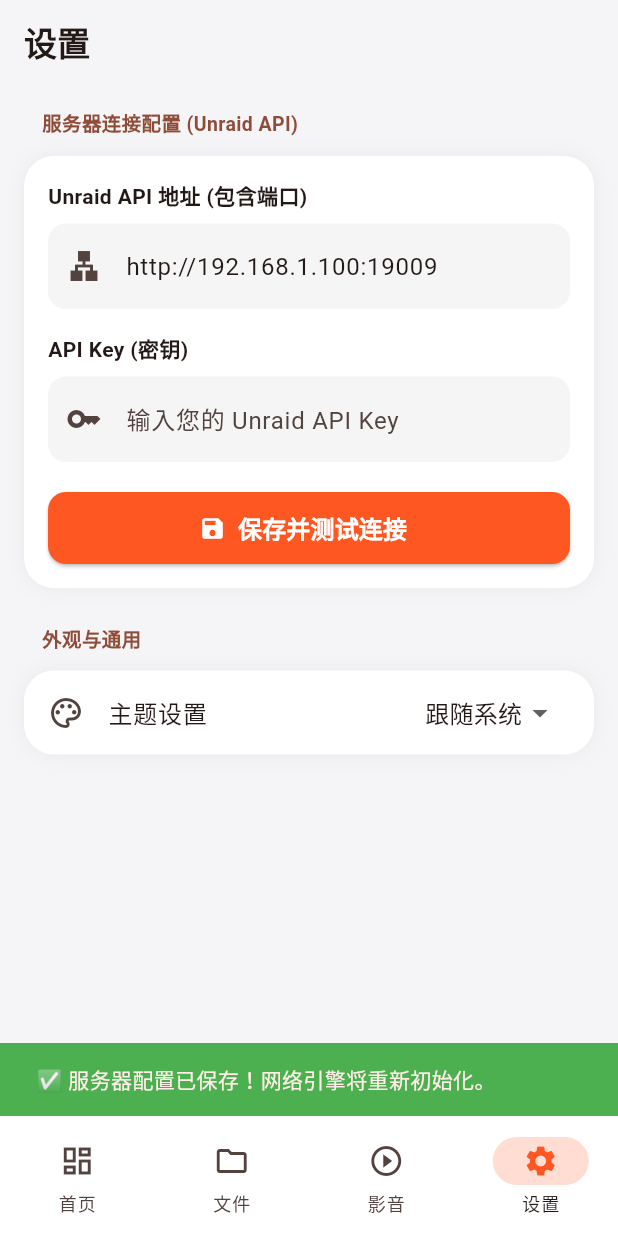
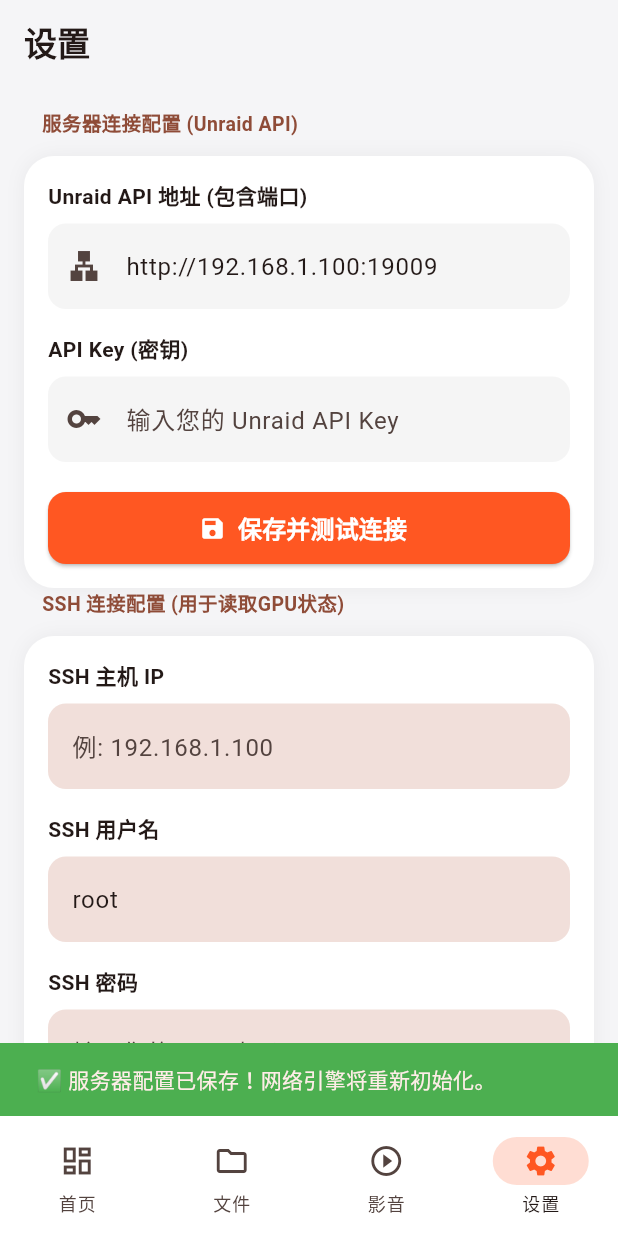
Before and after one commit to wangzh6859/Unraid-APP, a Flutter app: the screen it shows after launch, item 4 of the bottom bar chosen, after a tap on "保存并测试连接", on a phone screen of 412 x 824 dp. Run offline on Flutter 3.47's test engine with Material 3 defaults, Android fonts, the phone set to English and light mode, and no system bars; our stand-ins replace dio, shared_preferences; missing offline and left inert: dartssh2; network calls fail; statements that could not run were skipped.

Commit message:
Feat: Add SSH integration (dartssh2) to fetch real GPU usage

```diff
--- a/lib/main.dart
+++ b/lib/main.dart
@@ -184,7 +184,7 @@ class DashboardView extends StatelessWidget {
                 children: [
                   Expanded(child: _buildSquareCard(context, 'CPU', serverProvider.cpuUsage, '45°C', Icons.memory, Colors.blue)),
                   const SizedBox(width: 12),
-                  Expanded(child: _buildSquareCard(context, 'GPU', '8%', 'NVDEC 待机', Icons.developer_board, Colors.green)),
+                  Expanded(child: _buildSquareCard(context, 'GPU', serverProvider.gpuUsage, serverProvider.gpuTemp, Icons.developer_board, Colors.green)),
                 ],
               ),
               const SizedBox(height: 12),
@@ -680,6 +680,9 @@ class SettingsView extends StatefulWidget {
 class _SettingsViewState extends State<SettingsView> {
   final TextEditingController _ipController = TextEditingController();
   final TextEditingController _keyController = TextEditingController();
+  final TextEditingController _sshHostController = TextEditingController();
+  final TextEditingController _sshUserController = TextEditingController();
+  final TextEditingController _sshPassController = TextEditingController();
   bool _isSaving = false;
 
   @override
@@ -693,6 +696,9 @@ class _SettingsViewState extends State<SettingsView> {
     setState(() {
       _ipController.text = prefs.getString('unraid_ip') ?? 'http://192.168.1.100:19009';
       _keyController.text = prefs.getString('unraid_api_key') ?? '';
+      _sshHostController.text = prefs.getString('ssh_host') ?? '';
+      _sshUserController.text = prefs.getString('ssh_user') ?? 'root';
+      _sshPassController.text = prefs.getString('ssh_pass') ?? '';
     });
   }
 
@@ -701,6 +707,10 @@ class _SettingsViewState extends State<SettingsView> {
     final prefs = await SharedPreferences.getInstance();
     await prefs.setString('unraid_ip', _ipController.text);
     await prefs.setString('unraid_api_key', _keyController.text);
+    await prefs.setString('ssh_host', _sshHostController.text);
+    await prefs.setString('ssh_user', _sshUserController.text);
+    await prefs.setString('ssh_pass', _sshPassController.text);
+    await prefs.setInt('ssh_port', 22);
 
     if (mounted) {
       ScaffoldMessenger.of(context).showSnackBar(
@@ -773,6 +783,28 @@ class _SettingsViewState extends State<SettingsView> {
               ),
             ),
           ]),
+
+          _buildSettingsGroup(context, 'SSH 连接配置 (用于读取GPU状态)', [
+            Padding(
+              padding: const EdgeInsets.all(16.0),
+              child: Column(
+                crossAxisAlignment: CrossAxisAlignment.start,
+                children: [
+                  const Text('SSH 主机 IP', style: TextStyle(fontWeight: FontWeight.w600)),
+                  const SizedBox(height: 8),
+                  TextField(controller: _sshHostController, decoration: InputDecoration(hintText: '例: 192.168.1.100', filled: true, border: OutlineInputBorder(borderRadius: BorderRadius.circular(12), borderSide: BorderSide.none))),
+                  const SizedBox(height: 16),
+                  const Text('SSH 用户名', style: TextStyle(fontWeight: FontWeight.w600)),
+                  const SizedBox(height: 8),
+                  TextField(controller: _sshUserController, decoration: InputDecoration(hintText: '默认: root', filled: true, border: OutlineInputBorder(borderRadius: BorderRadius.circular(12), borderSide: BorderSide.none))),
+                  const SizedBox(height: 16),
+                  const Text('SSH 密码', style: TextStyle(fontWeight: FontWeight.w600)),
+                  const SizedBox(height: 8),
+                  TextField(controller: _sshPassController, obscureText: true, decoration: InputDecoration(hintText: '输入您的 root 密码', filled: true, border: OutlineInputBorder(borderRadius: BorderRadius.circular(12), borderSide: BorderSide.none))),
+                ],
+              ),
+            ),
+          ]),
           const SizedBox(height: 24),
           _buildSettingsGroup(context, '外观与通用', [
             ListTile(
--- a/lib/providers/server_provider.dart
+++ b/lib/providers/server_provider.dart
@@ -1,13 +1,19 @@
 import 'package:flutter/material.dart';
+import 'package:shared_preferences/shared_preferences.dart';
 import '../api/unraid_client.dart';
+import '../api/ssh_client.dart';
+
 
 class ServerProvider with ChangeNotifier {
   final UnraidClient _api = UnraidClient();
+  final SSHService _ssh = SSHService();
 
   bool isLoading = false;
   bool isConnected = false;
   String cpuUsage = '0%';
   String memUsage = '0%';
+  String gpuUsage = '未知';
+  String gpuTemp = '--°C';
   String errorMsg = '';
 
   ServerProvider() {
@@ -67,7 +73,37 @@ class ServerProvider with ChangeNotifier {
       errorMsg = "未配置IP或连接超时";
     }
 
+
+    // 尝试通过 SSH 获取 GPU 数据
+    try {
+      final prefs = await SharedPreferences.getInstance();
+      final host = prefs.getString('ssh_host') ?? '';
+      final port = prefs.getInt('ssh_port') ?? 22;
+      final user = prefs.getString('ssh_user') ?? '';
+      final pass = prefs.getString('ssh_pass') ?? '';
+
+      if (host.isNotEmpty && user.isNotEmpty && pass.isNotEmpty) {
+        await _ssh.connect(host, port, user, pass);
+        // 如果是 Nvidia 显卡，使用 nvidia-smi 提取使用率和温度
+        final nvidiaSmi = await _ssh.executeCommand("nvidia-smi --query-gpu=utilization.gpu,temperature.gpu --format=csv,noheader,nounits");
+        if (nvidiaSmi.isNotEmpty && !nvidiaSmi.contains("Error") && !nvidiaSmi.contains("command not found")) {
+           final parts = nvidiaSmi.split(',');
+           if (parts.length >= 2) {
+             gpuUsage = "${parts[0].trim()}%";
+             gpuTemp = "${parts[1].trim()}°C";
+           }
+        } else {
+          // 如果是 Intel 核显，通常可以使用 intel_gpu_top (但解析较复杂，暂以未知处理或使用自定义命令)
+          gpuUsage = "核显";
+        }
+        _ssh.disconnect();
+      }
+    } catch (e) {
+      print('SSH fetch failed: $e');
+    }
+
     isLoading = false;
+
     notifyListeners();
   }
 }
--- a/pubspec.yaml
+++ b/pubspec.yaml
@@ -1,7 +1,7 @@
 name: unraid_app
 description: "A modern Unraid management client for Android."
 publish_to: 'none'
-version: 1.1.3+4
+version: 1.1.4+5
 
 environment:
   sdk: '>=3.3.0 <4.0.0'
```
Also changed, not shown: lib/api/ssh_client.dart (added, +37 -0 lines).
